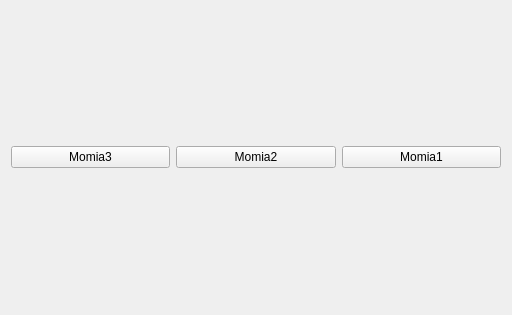
Above: MummyInterface/Resources/UI/MummyInterface.ui from mt4sd/MummyMuseum before the change. Below: the same form after it.
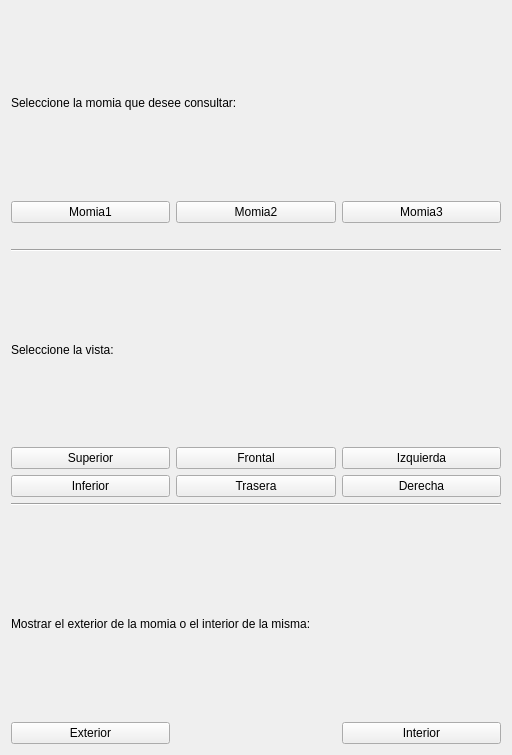
That is the form after the change.

Diff of the .ui file:
```diff
--- a/MummyInterface/Resources/UI/MummyInterface.ui
+++ b/MummyInterface/Resources/UI/MummyInterface.ui
@@ -7,26 +7,118 @@
     <x>0</x>
     <y>0</y>
     <width>512</width>
-    <height>315</height>
+    <height>755</height>
    </rect>
   </property>
-  <layout class="QHBoxLayout" name="horizontalLayout">
-   <item>
-    <widget class="QPushButton" name="mummyButton3">
+  <layout class="QGridLayout" name="gridLayout">
+   <item row="7" column="1">
+    <widget class="QPushButton" name="viewButtonP">
      <property name="text">
-      <string>Momia3</string>
+      <string>Trasera</string>
      </property>
     </widget>
    </item>
-   <item>
+   <item row="8" column="0" colspan="3">
+    <widget class="Line" name="spacerLine2">
+     <property name="windowModality">
+      <enum>Qt::ApplicationModal</enum>
+     </property>
+     <property name="sizePolicy">
+      <sizepolicy hsizetype="Minimum" vsizetype="Fixed">
+       <horstretch>100</horstretch>
+       <verstretch>0</verstretch>
+      </sizepolicy>
+     </property>
+     <property name="orientation">
+      <enum>Qt::Horizontal</enum>
+     </property>
+    </widget>
+   </item>
+   <item row="5" column="0" colspan="2">
+    <widget class="QLabel" name="labelRow2">
+     <property name="text">
+      <string>Seleccione la vista:</string>
+     </property>
+    </widget>
+   </item>
+   <item row="1" column="0" colspan="2">
+    <widget class="QLabel" name="labelRow1">
+     <property name="text">
+      <string>Seleccione la momia que desee consultar:</string>
+     </property>
+    </widget>
+   </item>
+   <item row="3" column="0">
+    <spacer name="spacer1">
+     <property name="orientation">
+      <enum>Qt::Horizontal</enum>
+     </property>
+     <property name="sizeHint" stdset="0">
+      <size>
+       <width>40</width>
+       <height>20</height>
+      </size>
+     </property>
+    </spacer>
+   </item>
+   <item row="11" column="2">
+    <widget class="QPushButton" name="volumeRenderingBButton">
+     <property name="text">
+      <string>Interior</string>
+     </property>
+    </widget>
+   </item>
+   <item row="6" column="2">
+    <widget class="QPushButton" name="viewButtonL">
+     <property name="text">
+      <string>Izquierda</string>
+     </property>
+    </widget>
+   </item>
+   <item row="6" column="1">
+    <widget class="QPushButton" name="viewButtonA">
+     <property name="text">
+      <string>Frontal</string>
+     </property>
+    </widget>
+   </item>
+   <item row="11" column="0">
+    <widget class="QPushButton" name="volumeRenderingAButton">
+     <property name="text">
+      <string>Exterior</string>
+     </property>
+    </widget>
+   </item>
+   <item row="6" column="0">
+    <widget class="QPushButton" name="viewButtonS">
+     <property name="text">
+      <string>Superior</string>
+     </property>
+    </widget>
+   </item>
+   <item row="7" column="2">
+    <widget class="QPushButton" name="viewButtonR">
+     <property name="text">
+      <string>Derecha</string>
+     </property>
+    </widget>
+   </item>
+   <item row="2" column="0">
+    <widget class="QPushButton" name="mummyButton1">
+     <property name="text">
+      <string>Momia1</string>
+     </property>
+    </widget>
+   </item>
+   <item row="2" column="1">
     <widget class="QPushButton" name="mummyButton2">
      <property name="text">
       <string>Momia2</string>
      </property>
     </widget>
    </item>
-   <item>
-    <widget class="QPushButton" name="mummyButton1">
+   <item row="2" column="2">
+    <widget class="QPushButton" name="mummyButton3">
      <property name="enabled">
       <bool>true</bool>
      </property>
@@ -34,10 +126,50 @@
       <string>Run the algorithm.</string>
      </property>
      <property name="text">
-      <string>Momia1</string>
+      <string>Momia3</string>
      </property>
     </widget>
    </item>
+   <item row="7" column="0">
+    <widget class="QPushButton" name="viewButtonI">
+     <property name="text">
+      <string>Inferior</string>
+     </property>
+    </widget>
+   </item>
+   <item row="4" column="0" colspan="3">
+    <widget class="Line" name="spacerLine1">
+     <property name="sizePolicy">
+      <sizepolicy hsizetype="Minimum" vsizetype="Fixed">
+       <horstretch>100</horstretch>
+       <verstretch>0</verstretch>
+      </sizepolicy>
+     </property>
+     <property name="orientation">
+      <enum>Qt::Horizontal</enum>
+     </property>
+    </widget>
+   </item>
+   <item row="10" column="0" colspan="2">
+    <widget class="QLabel" name="labelRow3">
+     <property name="text">
+      <string>Mostrar el exterior de la momia o el interior de la misma:</string>
+     </property>
+    </widget>
+   </item>
+   <item row="9" column="0">
+    <spacer name="spacer2">
+     <property name="orientation">
+      <enum>Qt::Horizontal</enum>
+     </property>
+     <property name="sizeHint" stdset="0">
+      <size>
+       <width>40</width>
+       <height>20</height>
+      </size>
+     </property>
+    </spacer>
+   </item>
   </layout>
  </widget>
  <resources/>
```
